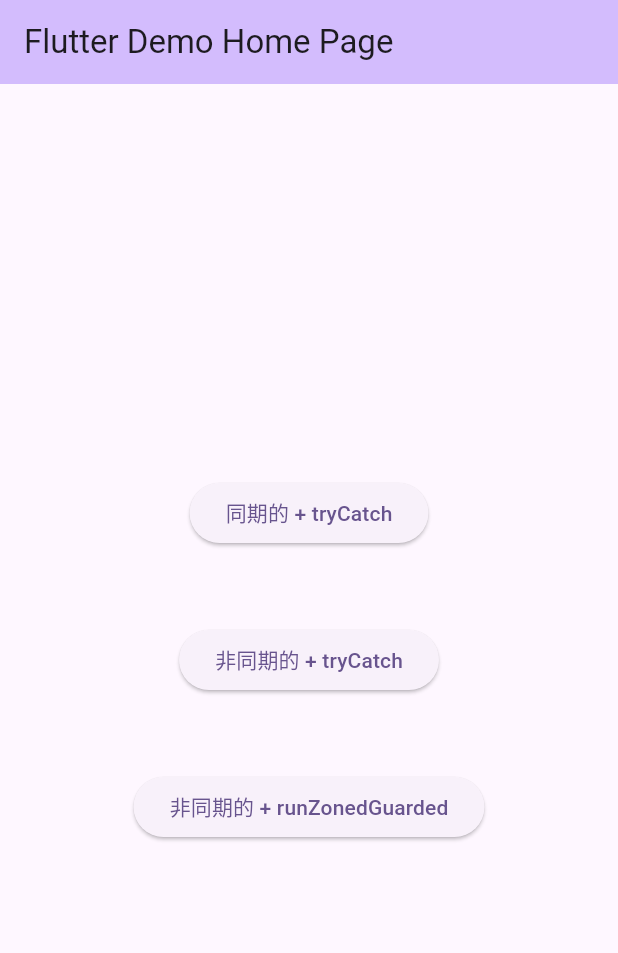
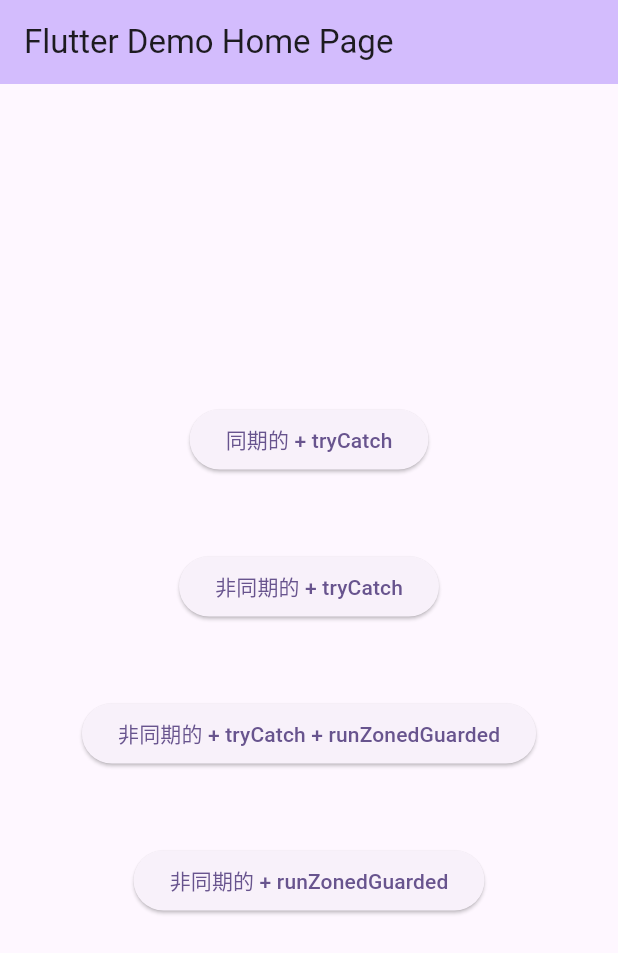
Before and after one commit to rizchi17/flutter_runzonedguarded, a Flutter app: the screen it shows after launch, after a tap on "非同期的 + tryCatch", on a phone screen of 412 x 824 dp. Shown: the top 953 px of the screen. Run offline on Flutter 3.47's test engine with Material 3 defaults, Android fonts, the phone set to English and light mode, and no system bars.

Commit message:
キャッチできないパターンも用意

```diff
--- a/lib/main.dart
+++ b/lib/main.dart
@@ -78,6 +78,12 @@ class _MyHomePageState extends State<MyHomePage> {
                 child: Text('同期的 + tryCatch')),
             SizedBox(height: 50),
             ElevatedButton(
+                onPressed: () {
+                  asynchronous();
+                },
+                child: Text('非同期的 + tryCatch')),
+            SizedBox(height: 50),
+            ElevatedButton(
                 onPressed: () async {
                   await runZonedGuarded(() async {
                     asynchronous();
@@ -86,7 +92,7 @@ class _MyHomePageState extends State<MyHomePage> {
                     print(error);
                   });
                 },
-                child: Text('非同期的 + tryCatch')),
+                child: Text('非同期的 + tryCatch + runZonedGuarded')),
             SizedBox(height: 50),
             ElevatedButton(
                 onPressed: () {
```
